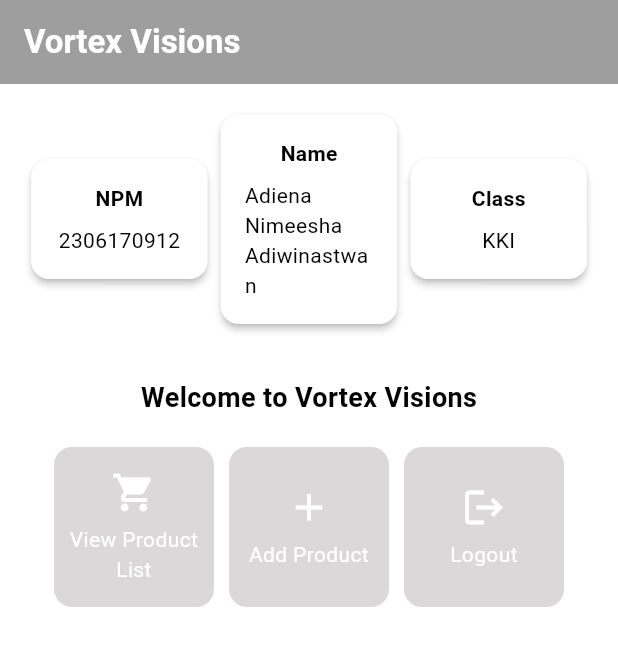
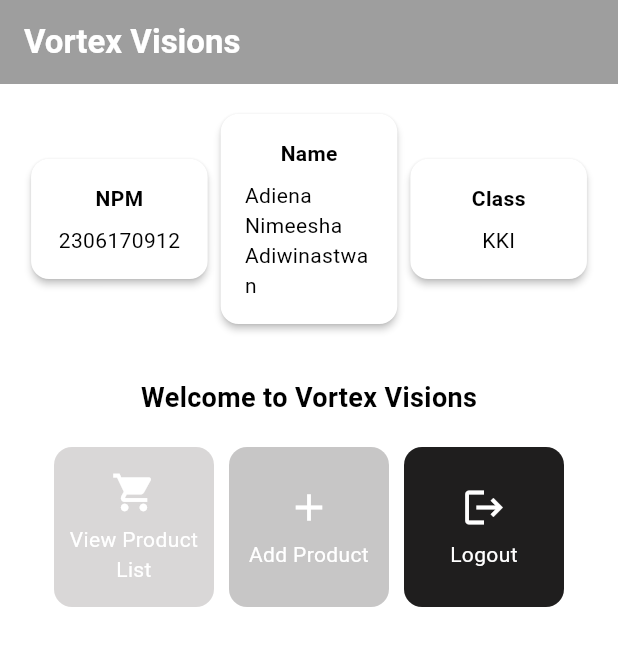
Before and after one commit to adienanimeesha/e-commerce-application-mobile, a Flutter app: the screen it shows after launch, on a phone screen of 412 x 824 dp. Shown: the top 646 px of the screen. Run offline on Flutter 3.47's test engine with Material 3 defaults, Android fonts, the phone set to English and light mode, and no system bars.

Commit message:
code update and readme

```diff
--- a/lib/menu.dart
+++ b/lib/menu.dart
@@ -5,9 +5,9 @@ class MyHomePage extends StatelessWidget {
   final String name = 'Adiena Nimeesha Adiwinastwan'; // Name
   final String className = 'KKI'; // Class
   final List<ItemHomepage> items = [
-         ItemHomepage("View Product List", Icons.shopping_cart),
-         ItemHomepage("Add Product", Icons.add),
-         ItemHomepage("Logout", Icons.logout),
+         ItemHomepage("View Product List", Icons.shopping_cart, const Color.fromARGB(255, 217, 215, 215)),
+         ItemHomepage("Add Product", Icons.add, const Color.fromARGB(255, 199, 198, 198)),
+         ItemHomepage("Logout", Icons.logout, const Color.fromARGB(255, 31, 30, 30)),
      ];
   MyHomePage({super.key});
 
@@ -78,7 +78,6 @@ class MyHomePage extends StatelessWidget {
 }
 
 class ItemCard extends StatelessWidget {
-
   final ItemHomepage item;
 
   const ItemCard(this.item, {super.key});
@@ -86,7 +85,7 @@ class ItemCard extends StatelessWidget {
   @override
   Widget build(BuildContext context) {
     return Material(
-      color: Theme.of(context).colorScheme.secondary,
+      color: item.color,
       borderRadius: BorderRadius.circular(12),
 
       child: InkWell(
@@ -129,8 +128,9 @@ class ItemCard extends StatelessWidget {
 class ItemHomepage {
      final String name;
      final IconData icon;
+     final Color color;
 
-     ItemHomepage(this.name, this.icon);
+     ItemHomepage(this.name, this.icon, this.color);
  }
 
 class InfoCard extends StatelessWidget {
```
Also changed, not shown: 1 other file.
